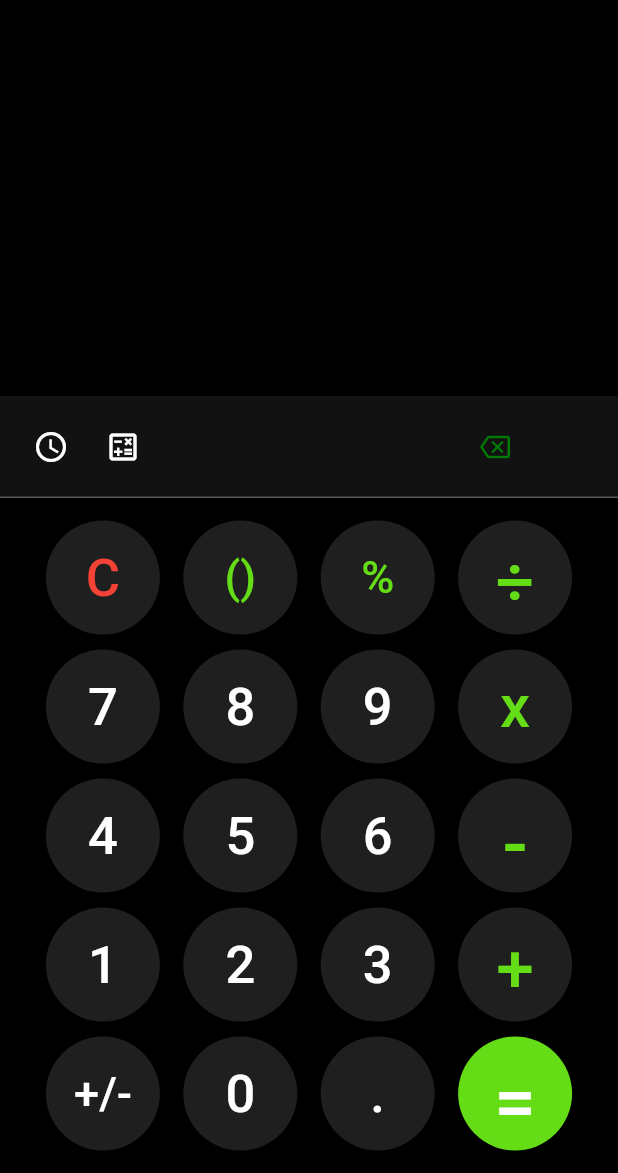
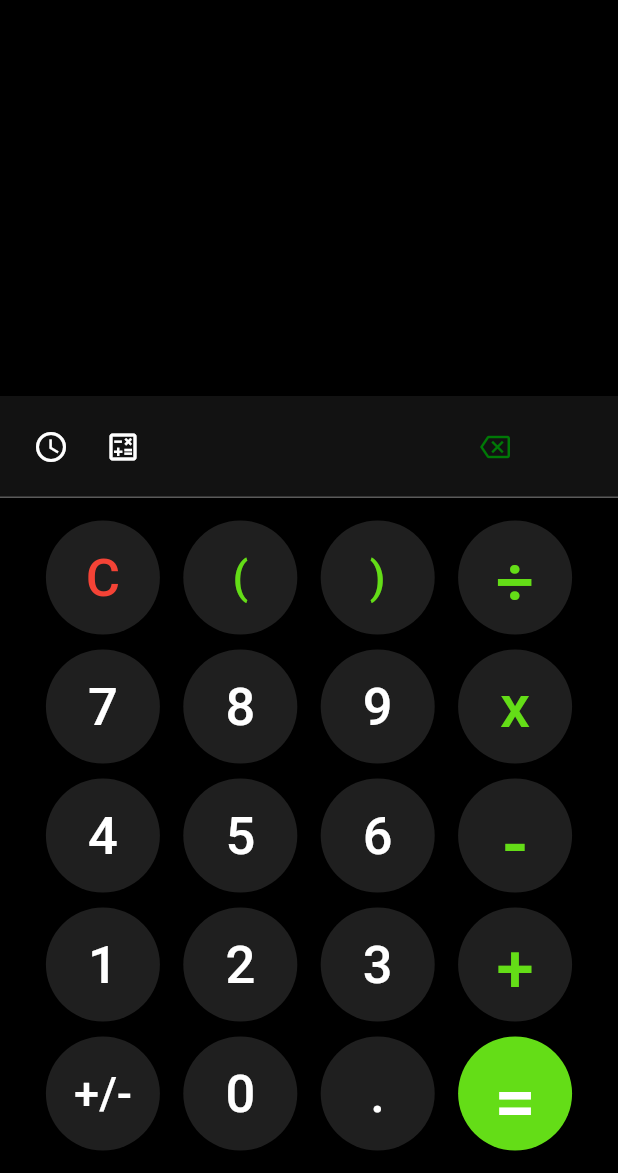
Before and after one commit to Ay-dotcode/calculator, a Flutter app: the screen it shows after launch, on a phone screen of 412 x 824 dp, the part 63-1236 px from its top. Run offline on Flutter 3.47's test engine with Material 2 defaults, Android fonts, the phone set to English and light mode, and no system bars; our stand-ins replace math_expressions.

Commit message:
Closing bracket

```diff
--- a/lib/parts/buttons.dart
+++ b/lib/parts/buttons.dart
@@ -17,8 +17,8 @@ class Buttons extends StatelessWidget {
             mainAxisAlignment: MainAxisAlignment.spaceEvenly,
             children: [
               button('C', Colors.red),
-              button('()', specialColor, 30),
-              button('%', specialColor, 30),
+              button('(', specialColor, 30),
+              button(')', specialColor, 30),
               button('÷', specialColor, 45),
             ],
           ),
--- a/lib/parts/logic.dart
+++ b/lib/parts/logic.dart
@@ -24,7 +24,10 @@ Widget button(
           textcontroller.clear();
           anscontroller.clear();
           break;
-        case '()':
+        case '(':
+          textcontroller.text += '(';
+          break;
+        case ')':
           textcontroller.text += '(';
           break;
         case '÷':
```
